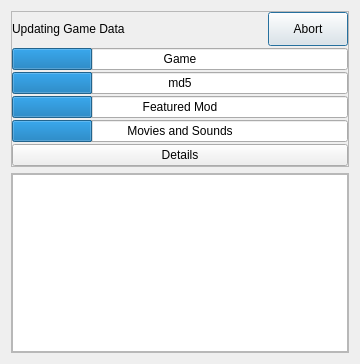
The window that res/fa/updater/updater.ui (FAForever/lobby) describes before a commit, drawn with Qt 5.
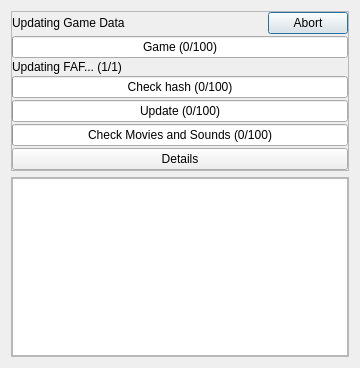
The same window after the commit.

Commit message:
Provide clearer info about update process
* add label, which tells about current and total featured mods to be updated

What changed in the file:
```diff
--- a/res/fa/updater/updater.ui
+++ b/res/fa/updater/updater.ui
@@ -200,7 +200,7 @@
            <number>100</number>
           </property>
           <property name="value">
-           <number>24</number>
+           <number>0</number>
           </property>
           <property name="alignment">
            <set>Qt::AlignmentFlag::AlignCenter</set>
@@ -215,46 +215,53 @@
            <bool>false</bool>
           </property>
           <property name="format">
-           <string>Game</string>
+           <string>Game (%v/%m)</string>
           </property>
          </widget>
         </item>
         <item>
-         <widget class="QProgressBar" name="md5Progress">
+         <widget class="QLabel" name="currentModLabel">
+          <property name="text">
+           <string>Updating FAF... (1/1)</string>
+          </property>
+         </widget>
+        </item>
+        <item>
+         <widget class="QProgressBar" name="hashProgress">
           <property name="value">
-           <number>24</number>
+           <number>0</number>
           </property>
           <property name="alignment">
            <set>Qt::AlignmentFlag::AlignCenter</set>
           </property>
           <property name="format">
-           <string>md5</string>
+           <string>Check hash (%v/%m)</string>
           </property>
          </widget>
         </item>
         <item>
          <widget class="QProgressBar" name="modProgress">
           <property name="value">
-           <number>24</number>
+           <number>0</number>
           </property>
           <property name="alignment">
            <set>Qt::AlignmentFlag::AlignCenter</set>
           </property>
           <property name="format">
-           <string>Featured Mod</string>
+           <string>Update (%v/%m)</string>
           </property>
          </widget>
         </item>
         <item>
          <widget class="QProgressBar" name="moviesProgress">
           <property name="value">
-           <number>24</number>
+           <number>0</number>
           </property>
           <property name="alignment">
            <set>Qt::AlignmentFlag::AlignCenter</set>
           </property>
           <property name="format">
-           <string>Movies and Sounds</string>
+           <string>Check Movies and Sounds (%v/%m)</string>
           </property>
          </widget>
         </item>
```
Left out of the diff: 2 changed lines with no effect on the pictures. The commit also changes 2 other files.
